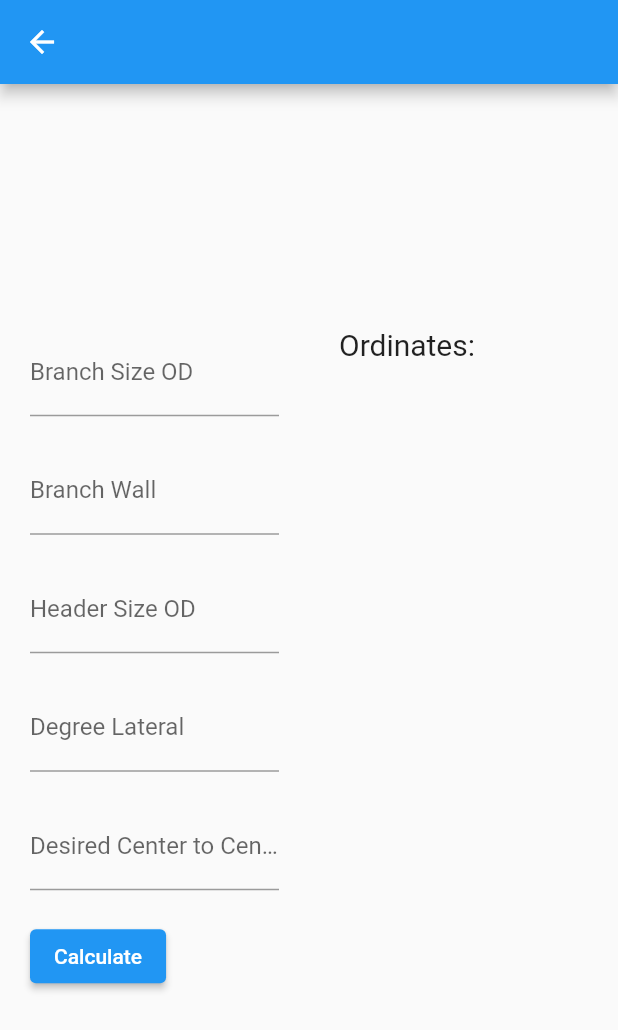
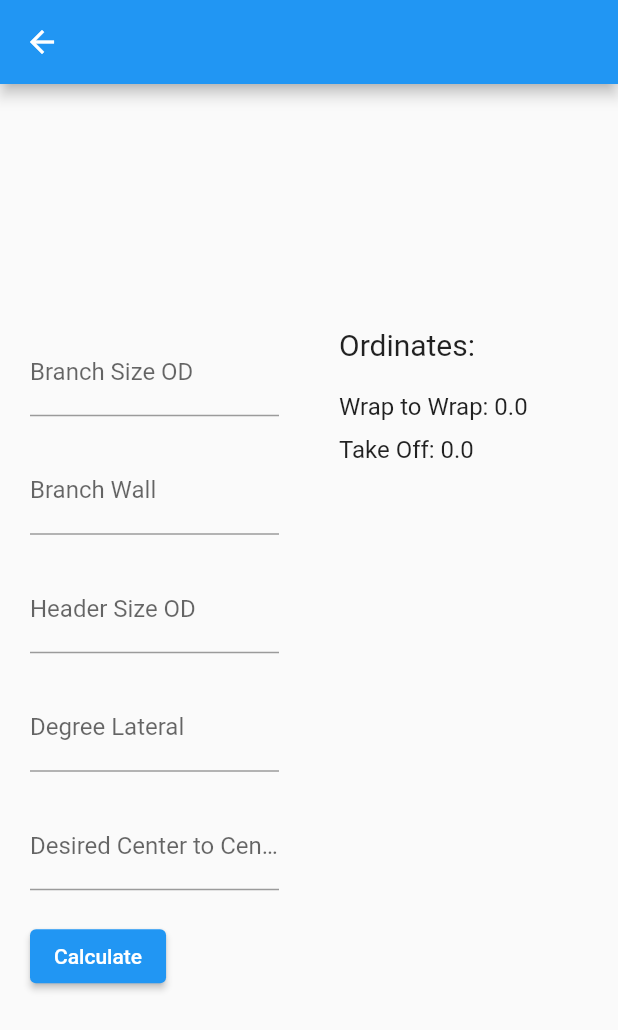
Before and after one commit to MichaelWaters001/pipe, a Flutter app: the Lateral screen opened directly, on a phone screen of 412 x 824 dp. Shown: the top 1030 px of the screen. Run offline on Flutter 3.47's test engine with Material 2 defaults, Android fonts, the phone set to English and light mode, and no system bars.

Commit message:
fixed display

```diff
--- a/lib/lateral.dart
+++ b/lib/lateral.dart
@@ -117,6 +117,27 @@ class _LateralState extends State<Lateral> {
                               ),
                             )
                             .toList(),
+                      if (ordinates8.isNotEmpty)
+                        ...ordinates8
+                            .asMap()
+                            .entries
+                            .map(
+                              (entry) => Text(
+                                'Ordinate ${entry.key}: ${entry.value.toStringAsFixed(4)}',
+                                style: TextStyle(fontSize: 16),
+                              ),
+                            )
+                            .toList(),
+                      SizedBox(height: 10),
+                      Text(
+                        'Wrap to Wrap: $wrapToWrap',
+                        style: TextStyle(fontSize: 16),
+                      ),
+                      SizedBox(height: 10),
+                      Text(
+                        'Take Off: $takeOff',
+                        style: TextStyle(fontSize: 16),
+                      ),
                     ],
                   ),
                 ),
```
